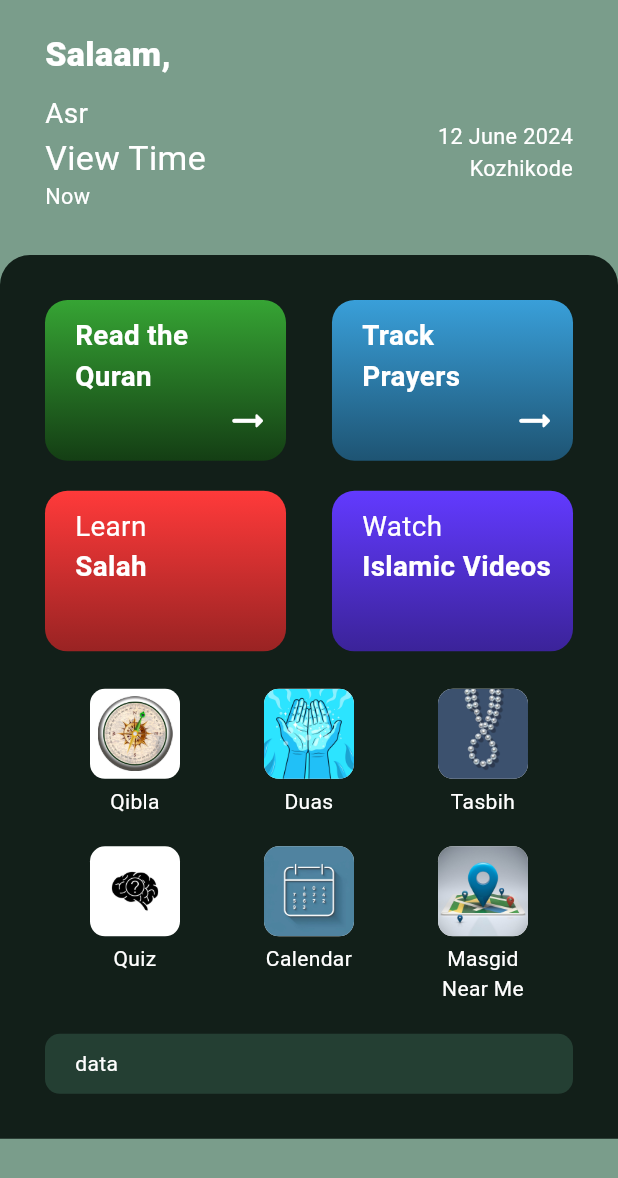
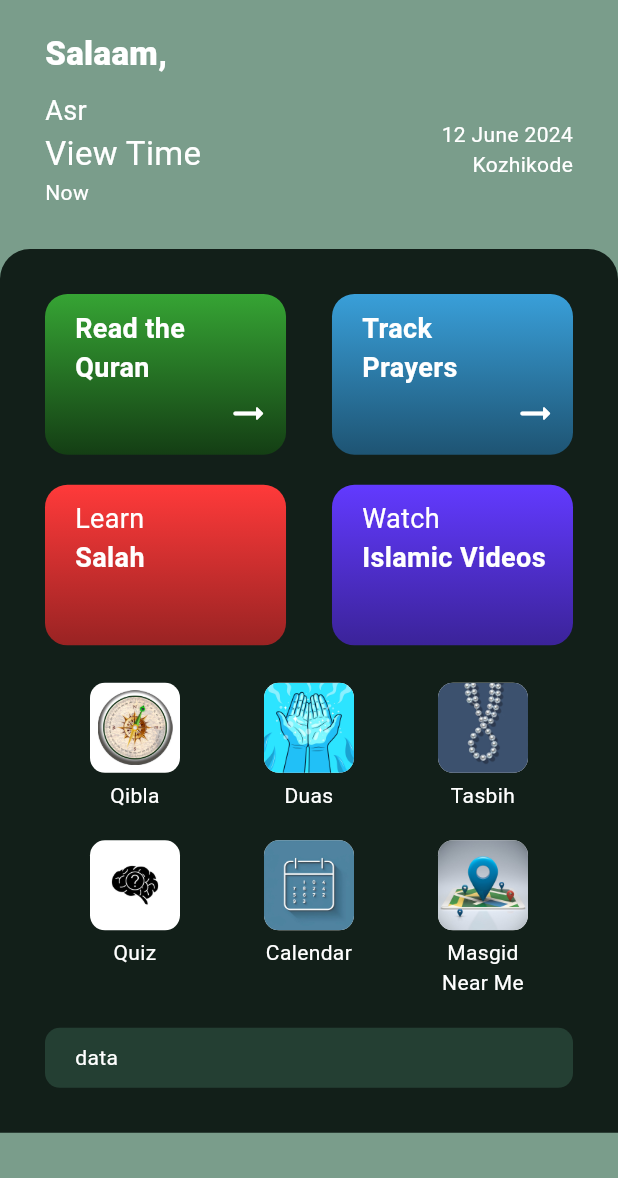
Before and after one commit to haadiyaa/hidaya_app, a Flutter app: the screen it shows after launch, on a phone screen of 412 x 824 dp. Shown: the top 1178 px of the screen. Run offline on Flutter 3.47's test engine with Material 3 defaults, Android fonts, the phone set to English and light mode, and no system bars; our stand-ins replace flutter_screenutil, flutter_svg, geolocator, go_router, google_maps_flutter; missing offline and left inert: flutter_qiblah.

Commit message:
font responsive

```diff
--- a/lib/main.dart
+++ b/lib/main.dart
@@ -12,9 +12,10 @@ class MyApp extends StatelessWidget {
 
   @override
   Widget build(BuildContext context) {
+    final size=MediaQuery.of(context).size;
     final MyAppRouter myAppRouter = MyAppRouter();
     return ScreenUtilInit(
-      designSize: const Size(360, 800),
+      designSize: Size(size.width, size.height),
       minTextAdapt: true,
       splitScreenMode: true,
       builder: (context, child) => MaterialApp.router(
--- a/lib/utils/constants/constants.dart
+++ b/lib/utils/constants/constants.dart
@@ -10,8 +10,8 @@ class Constants {
   static const String quiz='assets/images/icons/quiz.jpg';
   static const String calendar='assets/images/icons/calendar.jpeg';
   static const String mapIcon='assets/images/icons/masjidnearme.jpeg';
-  static const String compass='assets/images/compass/compass2.png';
-  static const String compassNeedle='assets/images/compass/needle.png';
+  static const String compass='assets/images/compass/compass.svg';
+  static const String compassNeedle='assets/images/compass/needle.svg';
   //====================PADDING==========================
   static const EdgeInsets gradContainPadd=EdgeInsets.only(left: 20,top: 10,bottom: 10,right: 10);
   static const EdgeInsets mainContainPadd= EdgeInsets.all(30);
--- a/pubspec.yaml
+++ b/pubspec.yaml
@@ -37,8 +37,6 @@ dependencies:
   cupertino_icons: ^1.0.6
   flutter_screenutil: ^5.9.3
   go_router: ^14.1.4
-  # smooth_compass: ^2.0.17
-  # smooth_compass_plus: ^0.0.1+6
   flutter_qiblah: ^3.0.3
   geolocator: ^11.1.0
   geocoding: ^3.0.0
```
Also changed, not shown: lib/view/qibladirection/view/qibladirectionpage.dart (+6 -3 lines).
